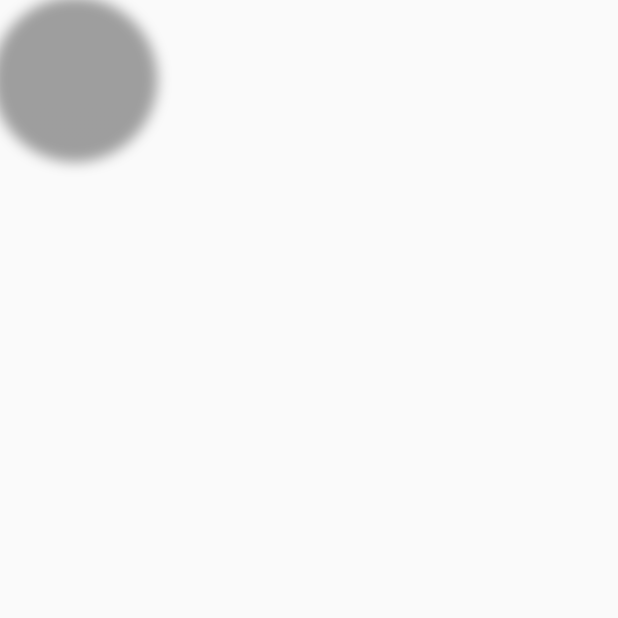
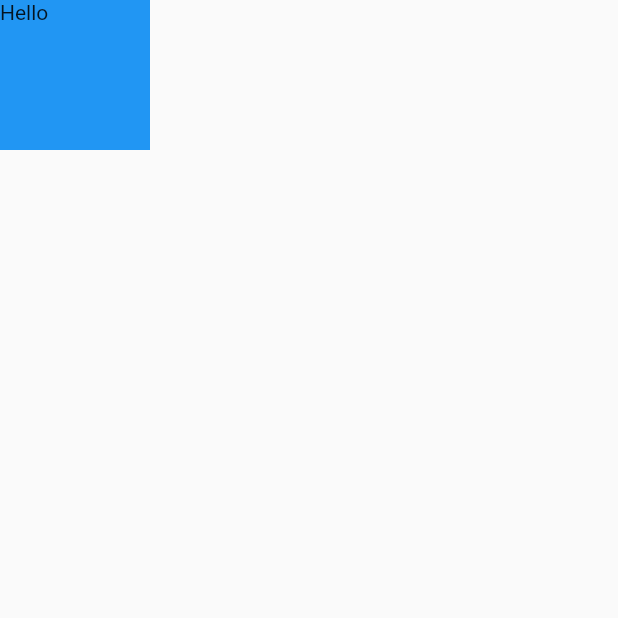
Before and after one commit to raghav834/Learning_Flutter, a Flutter app: the screen it shows after launch, on a phone screen of 412 x 824 dp, the top half of it. Run offline on Flutter 3.47's test engine with Material 2 defaults, Android fonts, the phone set to English and light mode, and no system bars; our stand-ins replace google_fonts.

Commit message:
Stack Widget Example ( Notes )

```diff
--- a/lib/main.dart
+++ b/lib/main.dart
@@ -12,28 +12,17 @@ class MainApp extends StatelessWidget {
   Widget build(BuildContext context) {
     return MaterialApp(
         home:Scaffold(
-          body: Container(
-            height: 100,
-            width: 100,
-            decoration: const BoxDecoration(
-              shape: BoxShape.circle,
-              boxShadow: [ BoxShadow(
-               color: Colors.grey,
-               spreadRadius: 5,
-               blurRadius: 7 ,
-                offset: Offset(0, 3)
-              )
-              ],
-              gradient: LinearGradient(
-                begin: Alignment.topCenter,
-                end: Alignment.bottomCenter,
-                colors: [
-                  Color.fromARGB(1, 243, 222, 124),
-                  Color.fromARGB(1, 234, 122, 244)
-                ]
-              )
-            ),
-            child: const Center(),
+          body: Stack(
+            children: [
+              Container(
+                width: 100,
+                height: 100,
+                decoration: const BoxDecoration(
+                  color: Colors.blue,
+                ),
+              ),
+              const Text("Hello")
+            ],
           )
     )
     ) ;
```
